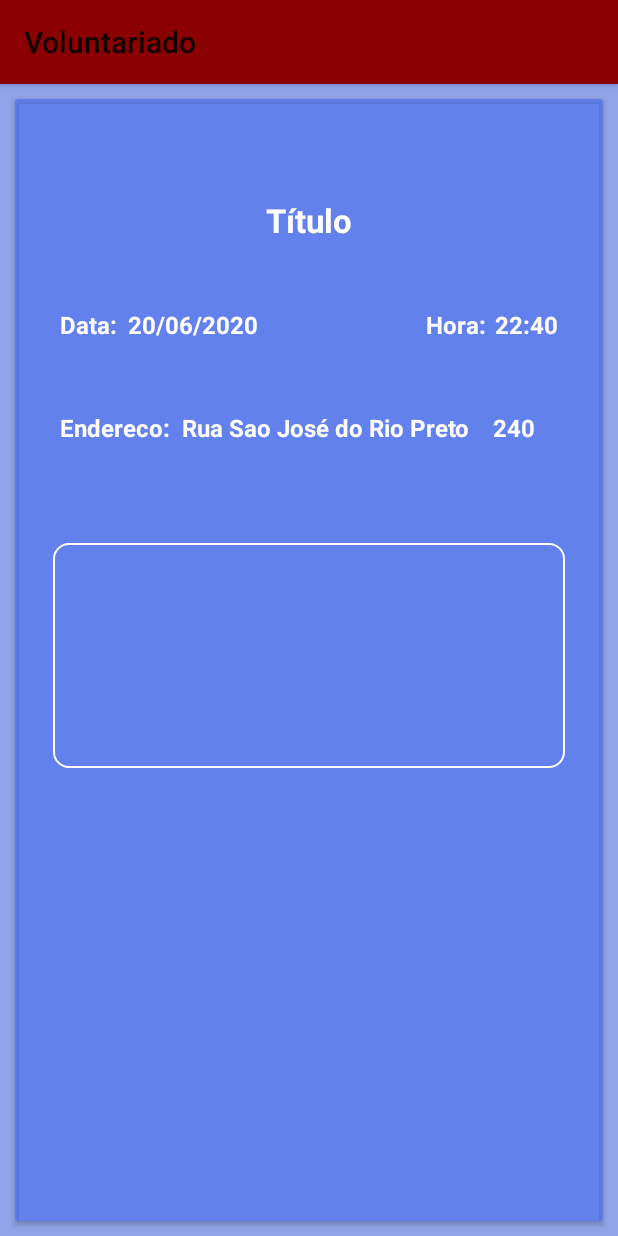
After one commit to Chicarelli/Voluntariar, an Android app: the telaDoEvento screen opened directly, with no data from a screen before it, on a phone screen of 412 x 824 dp. The commit adds this screen. Run offline under Robolectric (Android 15) with nearby library versions, the phone set to English and light mode, and no system bars; our stand-ins replace Firebase (no records; nobody signed in at launch, a user with empty details on screens opened directly).

```diff
--- a/app/build.gradle
+++ b/app/build.gradle
@@ -37,6 +37,7 @@ dependencies {
     implementation 'com.google.android.material:material:1.1.0'
     implementation 'androidx.navigation:navigation-fragment:2.1.0'
     implementation 'androidx.navigation:navigation-ui:2.1.0'
+    implementation 'com.google.firebase:firebase-storage:19.1.1'
     testImplementation 'junit:junit:4.12'
     androidTestImplementation 'androidx.test.ext:junit:1.1.1'
     androidTestImplementation 'androidx.test.espresso:espresso-core:3.2.0'
--- a/app/src/main/AndroidManifest.xml
+++ b/app/src/main/AndroidManifest.xml
@@ -9,6 +9,7 @@
         android:roundIcon="@mipmap/ic_launcher_round"
         android:supportsRtl="true"
         android:theme="@style/AppTheme">
+        <activity android:name=".telaDoEvento"></activity>
         <activity android:name=".CriarEventoFisico" />
         <activity android:name=".CadastroActivity" />
         <activity android:name=".LoginActivity" />
--- a/app/src/main/java/com/example/voluntariado/EventoAdapter.java
+++ b/app/src/main/java/com/example/voluntariado/EventoAdapter.java
@@ -24,23 +24,22 @@ public class EventoAdapter extends ArrayAdapter<Eventos> {
             convertView = ((Activity)getContext()).getLayoutInflater().inflate(R.layout.item_eventos, parent, false); //inflando layout do item de eventos
         }
 
-
         //nomeando componentes do activity
         TextView titulotxt = (TextView) convertView.findViewById(R.id.evento_titulo);
         TextView enderecotxt = (TextView) convertView.findViewById(R.id.evento_endereco);
         TextView datatxt = (TextView) convertView.findViewById(R.id.evento_data);
         TextView horatxt = (TextView) convertView.findViewById(R.id.evento_hora);
+        TextView desctxt = (TextView) convertView.findViewById(R.id.evento_desc);
 
         //pegando posição do item na classe Evento
         Eventos evento = getItem(position);
-
 
         //setando os elementos da view com os documentos que pega na classe evento.
         titulotxt.setText(evento.getTitulo());
         enderecotxt.setText(evento.getEndereco());
         datatxt.setText(evento.getData());
         horatxt.setText(evento.getHora());
-
+        desctxt.setText(evento.getDescricao());
         return convertView;
 
 
--- /dev/null
+++ b/app/src/main/res/drawable/caixa_de_texto_descricao_tela_do_evento.xml
@@ -0,0 +1,9 @@
+<?xml version="1.0" encoding="utf-8"?>
+
+<shape xmlns:android="http://schemas.android.com/apk/res/android"
+    android:shape="rectangle">
+    <solid android:color="#00F1EEEE"></solid>
+    <corners android:radius="10dp"></corners>
+    <stroke android:width="1dp" android:color="#ffffff"></stroke>
+
+</shape>
--- /dev/null
+++ b/app/src/main/res/layout/activity_tela_do_evento.xml
@@ -0,0 +1,218 @@
+<?xml version="1.0" encoding="utf-8"?>
+<androidx.constraintlayout.widget.ConstraintLayout xmlns:android="http://schemas.android.com/apk/res/android"
+    xmlns:app="http://schemas.android.com/apk/res-auto"
+    xmlns:tools="http://schemas.android.com/tools"
+    android:layout_width="match_parent"
+    android:layout_height="match_parent"
+    tools:context=".telaDoEvento"
+    android:background="#91A3E8"
+    >
+
+    <androidx.cardview.widget.CardView
+        android:layout_width="match_parent"
+        android:layout_height="match_parent"
+        android:layout_margin="10dp"
+        app:cardBackgroundColor="#AE4E71EF"
+        app:layout_constraintBottom_toBottomOf="parent"
+        app:layout_constraintLeft_toLeftOf="parent"
+        app:layout_constraintRight_toRightOf="parent"
+        app:layout_constraintTop_toTopOf="parent"
+        tools:ignore="MissingConstraints"
+        app:cardCornerRadius="2dp">
+
+        <androidx.constraintlayout.widget.ConstraintLayout
+            android:layout_width="match_parent"
+            android:layout_height="match_parent">
+
+
+            <TextView
+                android:id="@+id/tela_evento_titulo"
+                android:layout_width="wrap_content"
+                android:layout_height="wrap_content"
+                android:layout_gravity="center_horizontal"
+                android:padding="10dp"
+                android:text="Título"
+                android:textAlignment="center"
+                android:textColor="#ffffff"
+                android:textSize="22sp"
+                android:textStyle="bold"
+                app:layout_constraintBottom_toBottomOf="parent"
+                app:layout_constraintLeft_toLeftOf="parent"
+                app:layout_constraintRight_toRightOf="parent"
+                app:layout_constraintTop_toTopOf="parent"
+                app:layout_constraintVertical_bias="0.08" />
+
+            <TextView
+                android:id="@+id/data"
+                android:layout_width="wrap_content"
+                android:layout_height="wrap_content"
+                android:layout_marginLeft="20dp"
+                android:gravity="center_horizontal"
+                android:paddingLeft="10dp"
+                android:paddingTop="10dp"
+                android:paddingRight="1dp"
+                android:paddingBottom="10dp"
+                android:text="Data: "
+                android:textAlignment="center"
+                android:textColor="#ffffff"
+                android:textSize="16sp"
+                android:textStyle="bold"
+                app:layout_constraintBottom_toBottomOf="parent"
+                app:layout_constraintHorizontal_bias="0.0"
+                app:layout_constraintLeft_toLeftOf="parent"
+                app:layout_constraintRight_toRightOf="parent"
+                app:layout_constraintTop_toBottomOf="@+id/tela_evento_titulo"
+                app:layout_constraintVertical_bias="0.04" />
+
+            <TextView
+                android:id="@+id/tela_evento_data"
+                android:layout_width="wrap_content"
+                android:layout_height="wrap_content"
+                android:layout_marginRight="10dp"
+                android:hint="20/06/2020"
+                android:paddingLeft="2dp"
+                android:paddingTop="10dp"
+                android:paddingBottom="10dp"
+                android:textColor="#ffffff"
+                android:textColorHint="#ffffff"
+                android:textSize="16sp"
+                android:textStyle="bold"
+                app:layout_constraintBottom_toBottomOf="parent"
+                app:layout_constraintHorizontal_bias="0"
+                app:layout_constraintLeft_toRightOf="@id/data"
+                app:layout_constraintRight_toRightOf="parent"
+                app:layout_constraintTop_toBottomOf="@+id/tela_evento_titulo"
+                app:layout_constraintVertical_bias="0.04" />
+
+            <TextView
+                android:id="@+id/Hora"
+                android:layout_width="wrap_content"
+                android:layout_height="wrap_content"
+                android:paddingLeft="10dp"
+                android:paddingTop="10dp"
+                android:paddingRight="2dp"
+                android:paddingBottom="10dp"
+                android:text="Hora:"
+                android:textColor="#ffffff"
+                android:textSize="16sp"
+                android:textStyle="bold"
+                app:layout_constraintBottom_toBottomOf="parent"
+                app:layout_constraintHorizontal_bias="1.0"
+                app:layout_constraintLeft_toRightOf="@id/tela_evento_data"
+                app:layout_constraintRight_toLeftOf="@id/tela_evento_hora"
+                app:layout_constraintTop_toBottomOf="@id/tela_evento_titulo"
+                app:layout_constraintVertical_bias="0.04" />
+
+            <TextView
+                android:id="@+id/tela_evento_hora"
+                android:layout_width="wrap_content"
+                android:layout_height="wrap_content"
+                android:layout_marginRight="20dp"
+                android:hint="22:40"
+                android:paddingLeft="4dp"
+                android:paddingTop="10dp"
+                android:paddingRight="10dp"
+                android:paddingBottom="10dp"
+                android:textColor="#ffffff"
+                android:textColorHint="#ffffff"
+                android:textSize="16sp"
+                android:textStyle="bold"
+                app:layout_constraintBottom_toBottomOf="parent"
+                app:layout_constraintHorizontal_bias="1"
+                app:layout_constraintLeft_toLeftOf="parent"
+                app:layout_constraintRight_toRightOf="parent"
+                app:layout_constraintTop_toBottomOf="@id/tela_evento_titulo"
+                app:layout_constraintVertical_bias="0.04" />
+
+            <TextView
+                android:id="@+id/endereco"
+                android:layout_width="wrap_content"
+                android:layout_height="wrap_content"
+                android:layout_marginLeft="20dp"
+                android:paddingLeft="10dp"
+                android:paddingTop="10dp"
+                android:paddingRight="2dp"
+                android:paddingBottom="10dp"
+                android:text="Endereco:"
+                android:textColor="#ffffff"
+                android:textSize="16sp"
+                android:textStyle="bold"
+                app:layout_constraintBottom_toBottomOf="parent"
+                app:layout_constraintHorizontal_bias="0"
+                app:layout_constraintLeft_toLeftOf="parent"
+                app:layout_constraintRight_toRightOf="parent"
+                app:layout_constraintTop_toBottomOf="@id/data"
+                app:layout_constraintVertical_bias="0.05" />
+
+            <TextView
+                android:id="@+id/tela_evento_endereco"
+                android:layout_width="wrap_content"
+                android:layout_height="wrap_content"
+                android:layout_marginLeft="4dp"
+                android:hint="Rua Sao José do Rio Preto"
+                android:paddingLeft="2dp"
+                android:paddingTop="10dp"
+                android:paddingRight="10dp"
+                android:paddingBottom="10dp"
+                android:textColor="#ffffff"
+                android:textColorHint="#ffffff"
+                android:textSize="16sp"
+                android:textStyle="bold"
+                app:layout_constraintBottom_toBottomOf="parent"
+                app:layout_constraintHorizontal_bias="0"
+                app:layout_constraintLeft_toRightOf="@id/endereco"
+                app:layout_constraintRight_toRightOf="parent"
+                app:layout_constraintTop_toTopOf="@+id/endereco"
+                app:layout_constraintVertical_bias="0" />
+
+            <TextView
+                android:id="@+id/tela_evento_numero"
+                android:layout_width="wrap_content"
+                android:layout_height="wrap_content"
+                android:layout_marginRight="20dp"
+                android:hint="240"
+                android:paddingLeft="5dp"
+                android:paddingTop="10dp"
+                android:paddingRight="10dp"
+                android:paddingBottom="10dp"
+                android:textColor="#ffffff"
+                android:textColorHint="#ffffff"
+                android:textSize="16sp"
+                android:textStyle="bold"
+                app:layout_constraintBottom_toBottomOf="parent"
+                app:layout_constraintHorizontal_bias="0"
+                app:layout_constraintLeft_toRightOf="@id/tela_evento_endereco"
+                app:layout_constraintRight_toRightOf="parent"
+                app:layout_constraintTop_toTopOf="@id/tela_evento_endereco"
+                app:layout_constraintVertical_bias="0" />
+
+            <EditText
+                android:id="@+id/tela_evento_descricao"
+                android:layout_width="match_parent"
+                android:layout_height="150dp"
+                android:layout_margin="25dp"
+                android:background="@drawable/caixa_de_texto_descricao_tela_do_evento"
+                android:clickable="false"
+                android:ems="10"
+                android:focusable="false"
+                android:gravity="start|top"
+                android:inputType="textMultiLine"
+                android:padding="10px"
+                android:textColor="#ffffff"
+                android:textSize="16sp"
+                app:layout_constraintBottom_toBottomOf="parent"
+                app:layout_constraintHorizontal_bias="0"
+                app:layout_constraintLeft_toLeftOf="@id/endereco"
+                app:layout_constraintRight_toRightOf="parent"
+                app:layout_constraintTop_toBottomOf="@id/tela_evento_endereco"
+                app:layout_constraintVertical_bias="0.1"
+                tools:layout_editor_absoluteX="29dp"
+                tools:layout_editor_absoluteY="352dp" />
+
+
+        </androidx.constraintlayout.widget.ConstraintLayout>
+
+    </androidx.cardview.widget.CardView>
+
+
+</androidx.constraintlayout.widget.ConstraintLayout>
```
Also changed, not shown: app/src/main/java/com/example/voluntariado/CriarEventoFisico.java (+78 -3 lines), app/src/main/java/com/example/voluntariado/Eventos.java (+20 -4 lines), app/src/main/java/com/example/voluntariado/FirstFragment.java (deleted, +0 -34 lines), app/src/main/java/com/example/voluntariado/MainActivity.java (+6 -10 lines), app/src/main/java/com/example/voluntariado/SecondFragment.java (deleted, +0 -34 lines), app/src/main/java/com/example/voluntariado/telaDoEvento.java (added, +69 -0 lines), app/src/main/res/layout/activity_criar_evento_fisico.xml (+23 -9 lines), app/src/main/res/layout/item_eventos.xml (+9 -0 lines), 84 other files.
